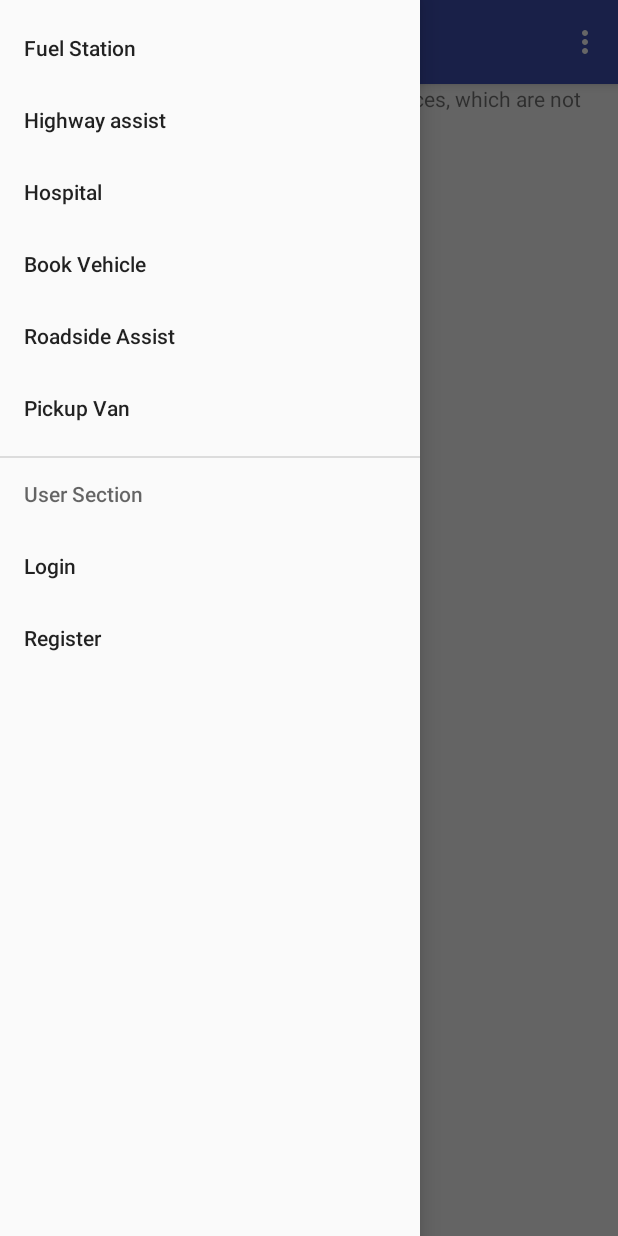
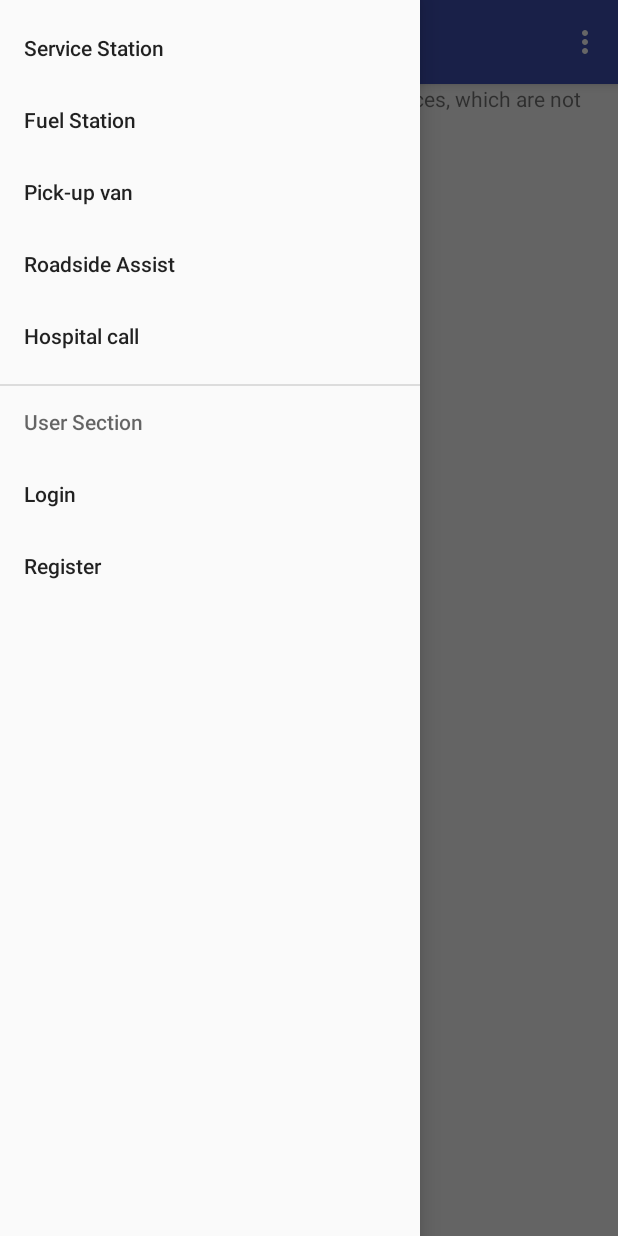
Before and after one commit to jiwan123/MyFinder, an Android app: the screen it shows after launch (MainActivity), with the side drawer open, on a phone screen of 412 x 824 dp. Run offline under Robolectric (Android 15) with nearby library versions, the phone set to English and light mode, and no system bars.

Commit message:
change in menu items

```diff
--- a/app/src/main/java/com/designsquad/myfinder/list.java
+++ b/app/src/main/java/com/designsquad/myfinder/list.java
@@ -55,7 +55,9 @@ public class list extends AppCompatActivity {
         LatLng currentLocation = new LatLng(Double.parseDouble(lat),Double.parseDouble(lng));
 
         listView = (ListView) findViewById(R.id.listview);
+
         List<Fuel> allFuels = MyData.getFuel();
+
         for (int  i = 0; i<allFuels.size(); i++){
             Location loc1 = new Location("");
             loc1.setLatitude(currentLocation.latitude);
@@ -72,6 +74,7 @@ public class list extends AppCompatActivity {
         Collections.sort(allFuels, (Comparator<? super Fuel>) new CustomComparator());
 
         CustomBaseAdapter adapter = new CustomBaseAdapter(this, allFuels);
+
         listView.setAdapter(adapter);
 
     }
--- a/app/src/main/res/menu/activity_main_drawer.xml
+++ b/app/src/main/res/menu/activity_main_drawer.xml
@@ -3,23 +3,22 @@
 
     <group android:checkableBehavior="single">
         <item
+            android:id="@+id/nav_service"
+            android:title="Service Station" />
+        <item
             android:id="@+id/nav_fuel"
             android:title="Fuel Station" />
+
         <item
-            android:id="@+id/nav_highway"
-            android:title="Highway assist" />
-        <item
-            android:id="@+id/nav_hospital"
-            android:title="Hospital" />
-        <item
-            android:id="@+id/nav_book"
-            android:title="Book Vehicle" />
+            android:id="@+id/nav_pickup"
+            android:title="Pick-up van" />
         <item
             android:id="@+id/nav_road"
             android:title="Roadside Assist" />
         <item
-            android:id="@+id/nav_pick"
-            android:title="Pickup Van" />
+            android:id="@+id/nav_hospital"
+            android:title="Hospital call" />
+
     </group>
 
     <item android:title="User Section">
```
